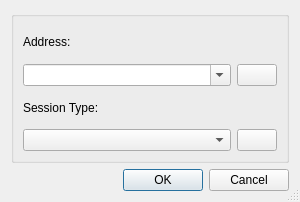
dchapyshev/aspia, file source/client/ui/client_dialog.ui: the form before one commit.
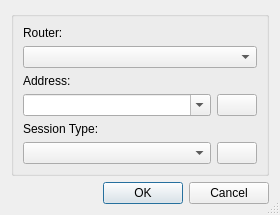
The form after the commit. Icons and pictures are not drawn.

Diff of the .ui file:
```diff
--- a/source/client/ui/client_dialog.ui
+++ b/source/client/ui/client_dialog.ui
@@ -6,8 +6,8 @@
    <rect>
     <x>0</x>
     <y>0</y>
-    <width>300</width>
-    <height>202</height>
+    <width>280</width>
+    <height>206</height>
    </rect>
   </property>
   <property name="sizePolicy">
@@ -22,12 +22,24 @@
   <property name="sizeGripEnabled">
    <bool>true</bool>
   </property>
-  <layout class="QVBoxLayout" name="verticalLayout">
+  <layout class="QVBoxLayout" name="verticalLayout_2">
    <item>
     <widget class="QGroupBox" name="groupBox">
      <property name="title">
       <string/>
      </property>
+     <layout class="QVBoxLayout" name="verticalLayout">
+      <item>
+       <widget class="QLabel" name="label_router">
+        <property name="text">
+         <string>Router:</string>
+        </property>
+       </widget>
+      </item>
+      <item>
+       <widget class="QComboBox" name="combo_router"/>
+      </item>
+      <item>
      <layout class="QGridLayout" name="gridLayout">
       <item row="0" column="0">
        <widget class="QLabel" name="label_address">
@@ -92,6 +104,8 @@
          <bool>false</bool>
         </property>
        </widget>
+        </item>
+       </layout>
       </item>
      </layout>
     </widget>
```
Lines whose indentation alone changed are shown as unchanged.
